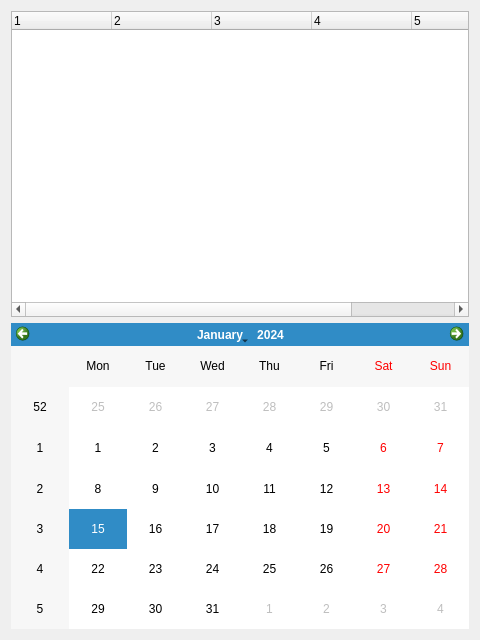
Old version of the form app/view/main_right.ui in the repository UltimateCuB3R/DLMCSPSE01_D.
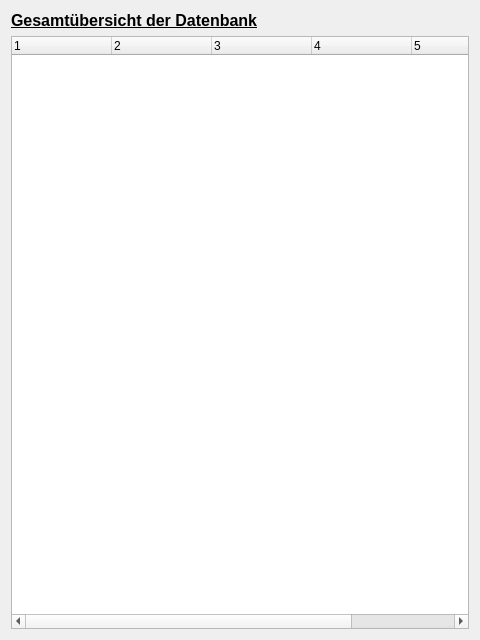
New version of the form.

Patch:
```diff
--- a/app/view/main_right.ui
+++ b/app/view/main_right.ui
@@ -14,6 +14,21 @@
    <string>Form</string>
   </property>
   <layout class="QVBoxLayout" name="verticalLayout">
+   <item>
+    <widget class="QLabel" name="label_overview">
+     <property name="font">
+      <font>
+       <pointsize>12</pointsize>
+       <weight>75</weight>
+       <bold>true</bold>
+       <underline>true</underline>
+      </font>
+     </property>
+     <property name="text">
+      <string>Gesamtübersicht der Datenbank</string>
+     </property>
+    </widget>
+   </item>
    <item>
     <widget class="QTreeWidget" name="treeWidget">
      <property name="editTriggers">
@@ -57,19 +72,6 @@
      </column>
     </widget>
    </item>
-   <item>
-    <widget class="QCalendarWidget" name="calendarWidget">
-     <property name="selectionMode">
-      <enum>QCalendarWidget::SingleSelection</enum>
-     </property>
-     <property name="horizontalHeaderFormat">
-      <enum>QCalendarWidget::ShortDayNames</enum>
-     </property>
-     <property name="verticalHeaderFormat">
-      <enum>QCalendarWidget::ISOWeekNumbers</enum>
-     </property>
-    </widget>
-   </item>
   </layout>
  </widget>
  <resources/>
```
Left out of the diff: 6 changed lines with no effect on the pictures.
